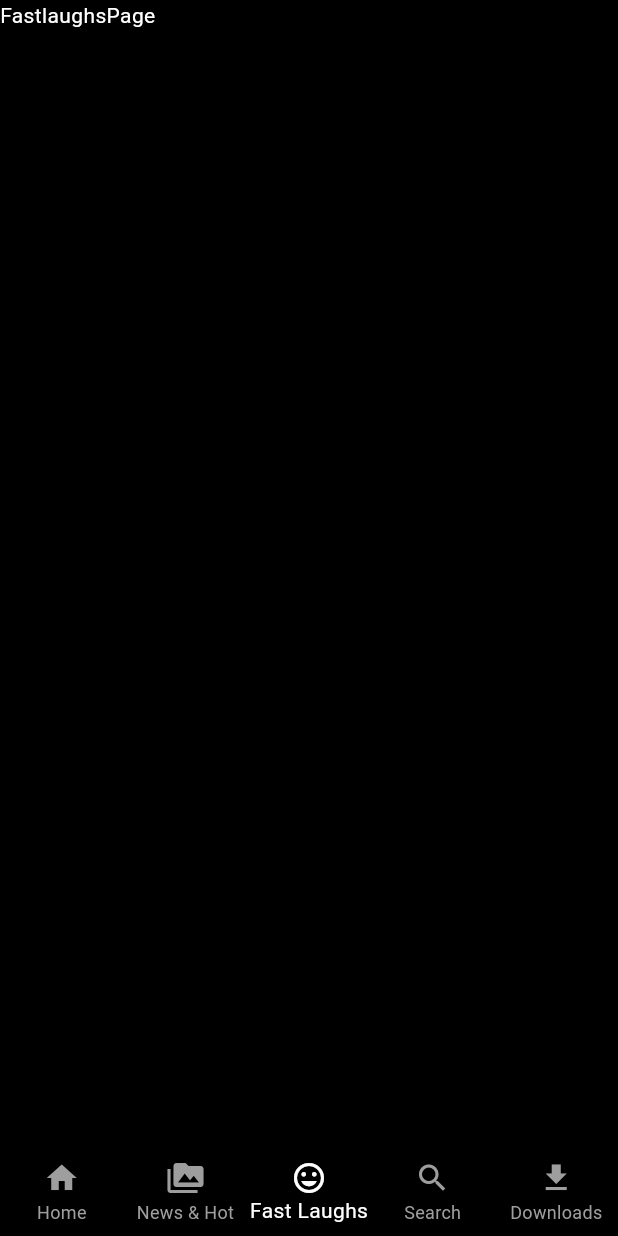
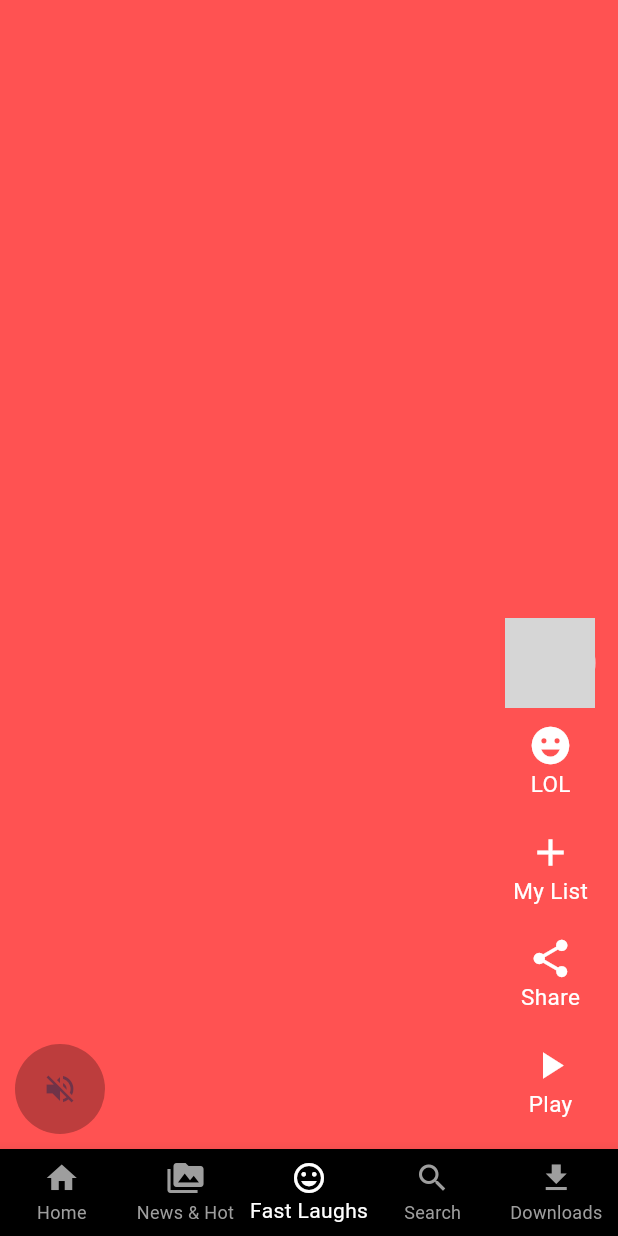
Before and after one commit to KevinBiju2310/netflix_app_ui, a Flutter app: the screen it shows after launch, item 3 of the bottom bar chosen, on a phone screen of 412 x 824 dp. Run offline on Flutter 3.47's test engine with Material 2 defaults, Android fonts, the phone set to English and light mode, and no system bars; network calls fail; grey boxes are pictures that could not be loaded.

Commit message:
third commit

```diff
--- a/lib/presentation/fastlaughs/fastlaughs_page.dart
+++ b/lib/presentation/fastlaughs/fastlaughs_page.dart
@@ -1,12 +1,20 @@
 import 'package:flutter/material.dart';
+import 'package:netflix_app/presentation/fastlaughs/videoListItem.dart';
 
 class FastlaughsPage extends StatelessWidget {
   const FastlaughsPage({super.key});
 
   @override
   Widget build(BuildContext context) {
-    return const Scaffold(
-      body: Text('FastlaughsPage'),
-    );
+    return Scaffold(
+        body: SafeArea(
+            child: PageView(
+      scrollDirection: Axis.vertical,
+      children: List.generate(
+          10,
+          (index) => VideoListItem(
+                index: index,
+              )),
+    )));
   }
 }
--- /dev/null
+++ b/lib/presentation/fastlaughs/videoListItem.dart
@@ -0,0 +1,76 @@
+import 'package:flutter/material.dart';
+
+const imageurl = "https://m.media-amazon.com/images/M/MV5BMTkyYjY5MTItNmU4NS00ZGMzLTljZGMtYjIxOTI5ZjZmZGMwXkEyXkFqcGdeQXVyMTUzMDA3Mjc2._V1._SY0.jpg";
+
+class VideoListItem extends StatelessWidget {
+  final int index;
+  const VideoListItem({super.key, required this.index});
+
+  @override
+  Widget build(BuildContext context) {
+    return Stack(
+      children: [
+        Container(
+          color: Colors.accents[index % Colors.accents.length],
+        ),
+        Align(
+          alignment: Alignment.bottomCenter,
+          child: Padding(
+            padding: const EdgeInsets.symmetric(horizontal: 10, vertical: 10),
+            child: Row(
+              crossAxisAlignment: CrossAxisAlignment.end,
+              mainAxisAlignment: MainAxisAlignment.spaceBetween,
+              children: [
+                CircleAvatar(
+                    radius: 30,
+                    backgroundColor: Colors.black26,
+                    child: IconButton(
+                        onPressed: () {}, icon: const Icon(Icons.volume_off))),
+                const Column(
+                  mainAxisAlignment: MainAxisAlignment.end,
+                  children: [
+                    CircleAvatar(
+                      radius: 30,
+                      backgroundImage: NetworkImage(imageurl),
+                    ),
+                    VideoAction(icon: Icons.emoji_emotions, title: 'LOL'),
+                    VideoAction(icon: Icons.add, title: 'My List'),
+                    VideoAction(icon: Icons.share, title: 'Share'),
+                    VideoAction(icon: Icons.play_arrow, title: 'Play'),
+                  ],
+                )
+              ],
+            ),
+          ),
+        )
+      ],
+    );
+  }
+}
+
+class VideoAction extends StatelessWidget {
+  final IconData icon;
+  final String title;
+
+  const VideoAction({super.key, required this.icon, required this.title});
+
+  @override
+  Widget build(BuildContext context) {
+    return Padding(
+      padding: const EdgeInsets.symmetric(vertical: 10, horizontal: 10),
+      child: Column(
+        children: [
+          Icon(
+            icon,
+            color: Colors.white,
+            size: 30,
+          ),
+          Text(
+            title,
+            style: const TextStyle(fontSize: 15),
+          )
+        ],
+      ),
+    );
+  }
+}
```
Also changed, not shown: lib/presentation/search/search_null.dart (added, +56 -0 lines), lib/presentation/search/search_page.dart (+19 -11 lines), lib/presentation/search/search_result.dart (added, +46 -0 lines), pubspec.yaml (+4 -12 lines), pubspec.lock, 1 other file.
